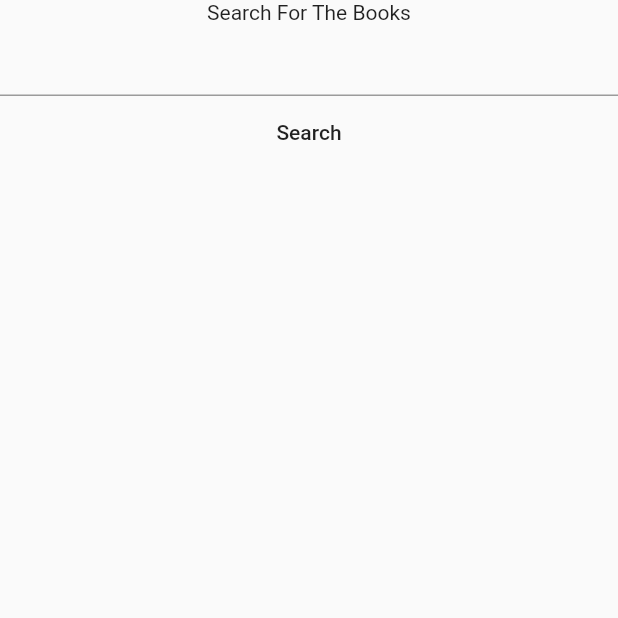
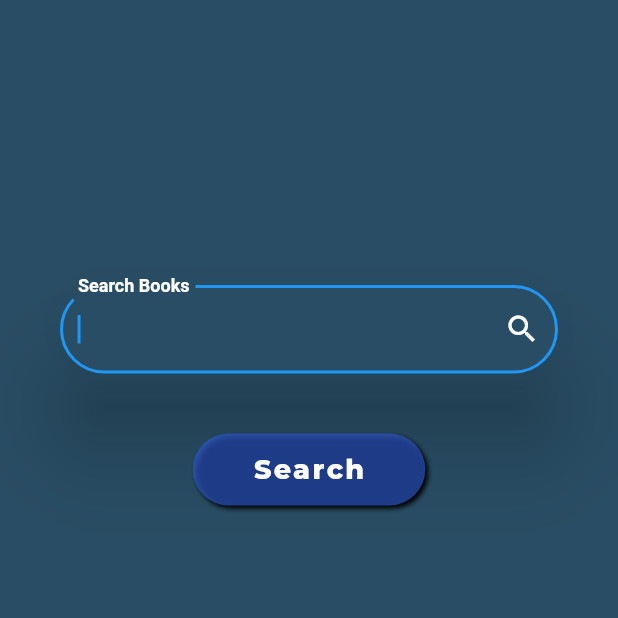
Before and after one commit to Im-gkira/library_management_system, a Flutter app: the AdminScreen screen opened by its route, after a tap on "Search", on a phone screen of 412 x 824 dp, the top half of it. Run offline on Flutter 3.47's test engine with Material 2 defaults, Android fonts, the phone set to English and light mode, and no system bars; drawn by our look-alikes of auto_size_text; our stand-ins replace bottom_navy_bar, cloud_firestore, firebase_auth, firebase_core, google_fonts; missing offline and left inert: drawing_animation; accounts and stored records are empty; Roboto replaces fonts that are missing (Poppins).

Commit message:
Partial UI of Search Screen

```diff
--- a/lib/Screens/admin_screen.dart
+++ b/lib/Screens/admin_screen.dart
@@ -1,3 +1,4 @@
+import 'package:auto_size_text/auto_size_text.dart';
 import 'package:bottom_navy_bar/bottom_navy_bar.dart';
 import 'package:flutter/cupertino.dart';
 import 'package:flutter/material.dart';
@@ -85,27 +86,27 @@ class _AdminScreenState extends State<AdminScreen> {
           onItemSelected: (index) => setState(() {
             _currentIndex = index;
             _pageController.animateToPage(index,
-                duration: Duration(milliseconds: 300), curve: Curves.ease);
+                duration: Duration(milliseconds: 400), curve: Curves.ease);
           }),
           items: [
             BottomNavyBarItem(
               icon: Icon(Icons.apps),
-              title: Text('Home'),
+              title: AutoSizeText('Home'),
               activeColor: Colors.red,
             ),
             BottomNavyBarItem(
                 icon: Icon(Icons.people),
-                title: Text('Users'),
+                title: AutoSizeText('Users'),
                 activeColor: Colors.purpleAccent
             ),
             BottomNavyBarItem(
                 icon: Icon(Icons.search),
-                title: Text('Search'),
+                title: AutoSizeText('Search'),
                 activeColor: Colors.pink
             ),
             BottomNavyBarItem(
                 icon: Icon(Icons.library_books_outlined),
-                title: Text('Books'),
+                title: AutoSizeText('Issued Books'),
                 activeColor: Colors.blue
             ),
           ],
--- a/lib/Screens/search_screen.dart
+++ b/lib/Screens/search_screen.dart
@@ -1,5 +1,8 @@
+import 'package:auto_size_text/auto_size_text.dart';
+import 'package:flutter/cupertino.dart';
 import 'package:flutter/material.dart';
 import 'package:cloud_firestore/cloud_firestore.dart';
+import 'package:google_fonts/google_fonts.dart';
 import 'package:library_management_system/components/book_widget.dart';
 
 // This Page simply searches for the book of the given name.
@@ -44,28 +47,143 @@ class _SearchScreenState extends State<SearchScreen> {
   Widget build(BuildContext context) {
     return Scaffold(
       body: Container(
+        alignment: Alignment.center,
+        decoration: BoxDecoration(
+            gradient: LinearGradient(
+                begin: Alignment.centerRight,
+                end: Alignment.bottomLeft,
+                colors: [
+                  Color(0Xff294D64),
+                  Color(0Xff294D64),
+                ])),
+        child: Container(
+          margin: EdgeInsets.only(top: 160),
           child: Column(
             children: [
-            Text('Search For The Books'),
-            TextField(
+              Card(
+                shape: RoundedRectangleBorder(
+                    borderRadius: BorderRadius.circular(35.0)),
+                margin: EdgeInsets.symmetric(
+                    horizontal: 40.0, vertical: 30.0),
+                elevation: 26.0,
+                shadowColor: Colors.black,
+                color: Color(0Xff294D64),
+                child: TextFormField(
+                  autofocus: true,
                   onChanged: (value){
                     bookName = value;
+                  },
+                  validator: (val) {
+                    if (val.length == 0) {
+                      return "Search Books";
+                    } else {
+                      return null;
                     }
+                  },
+                  keyboardType: TextInputType.visiblePassword,
+                  style: new TextStyle(
+                    fontFamily: "Poppins",
+                    color: Colors.white,
                   ),
-            FlatButton(onPressed: (){
+                  decoration: InputDecoration(
+                    suffixIcon: IconButton(
+                        icon: Icon(Icons.search,color: Colors.white,),
+                        onPressed: (){
+                          bookSearch(bookName.toLowerCase());
+                          bookWidgetList = [];
+                        },),
+                    labelText: "Search Books",
+                    labelStyle: TextStyle(
+                      color: Colors.white,
+                      fontWeight: FontWeight.w600,
+                    ),
+                    fillColor: Colors.white,
+                    border: OutlineInputBorder(
+                      borderRadius: BorderRadius.circular(35.0),
+                      borderSide: BorderSide(color: Colors.white),
+                    ),
+                  ),
+
+                ),
+              ),
+              Padding(
+                padding: const EdgeInsets.symmetric(horizontal: 10.0,vertical: 10.0),
+                child: Container(
+                  decoration: BoxDecoration(
+                    gradient: LinearGradient(
+                        begin: Alignment.centerRight,
+                        end: Alignment.bottomLeft,
+                        colors: [
+                          Color(0Xaa2E59CC),
+                          Color(0Xaa2E59CC),
+                        ]),
+                    borderRadius: BorderRadius.circular(30.0),
+                    color: Colors.white,
+                    boxShadow: [
+                      BoxShadow(
+                        color: Colors.black,
+                        blurRadius: 2.0,
+                        spreadRadius: 0.0,
+                        offset:
+                        Offset(2.0, 2.0), // shadow direction: bottom right
+                      )
+                    ],
+                  ),
+                  child: FlatButton(
+                    padding: EdgeInsets.symmetric(horizontal: 40.0),
+                    onPressed: (){
                     bookSearch(bookName.toLowerCase());
                     bookWidgetList = [];
                   },
-              child: Text('Search'),
+                    shape: RoundedRectangleBorder(
+                      borderRadius: BorderRadius.circular(20.0),
                     ),
-            Expanded(
-              child: ListView(
+                    child: AutoSizeText('Search',
+                        maxLines: 1,
+                        style: GoogleFonts.montserrat(
+                          fontSize: 18.0,
+                          fontWeight: FontWeight.w800,
+                          letterSpacing: 1.6,
+                          color: Colors.white,
+                        )),
+                  ),
+                ),
+              ),
+              Card(
+                shape: RoundedRectangleBorder(
+                    borderRadius: BorderRadius.circular(35.0)),
+                margin: EdgeInsets.symmetric(
+                    horizontal: 40.0, vertical: 20.0),
+                elevation: bookWidgetList.length == 0 ? 0 : 26.0,
+                shadowColor: Colors.black,
+                color: Color(0Xff294D64),
+                child: SingleChildScrollView(
+                  child: Padding(
+                    padding: const EdgeInsets.symmetric(
+                        vertical: 20.0, horizontal: 10.0),
+                    child: DefaultTextStyle(
+                      style: GoogleFonts.montserrat(
+                          textStyle: TextStyle(
+                            color: Colors.white,
+                            fontSize: 16.0,
+                            fontWeight: FontWeight.normal,
+                            letterSpacing: 1.6,
+                          )),
+                      child: Builder(
+                        builder: (context) {
+                          return Column(
                             children: bookWidgetList,
+                          );
+                        },
+                      ),
+                    ),
+                  ),
                 ),
               ),
             ],
           ),
         ),
+      ),
     );
   }
 }
```
Lines whose indentation alone changed are shown as unchanged.
